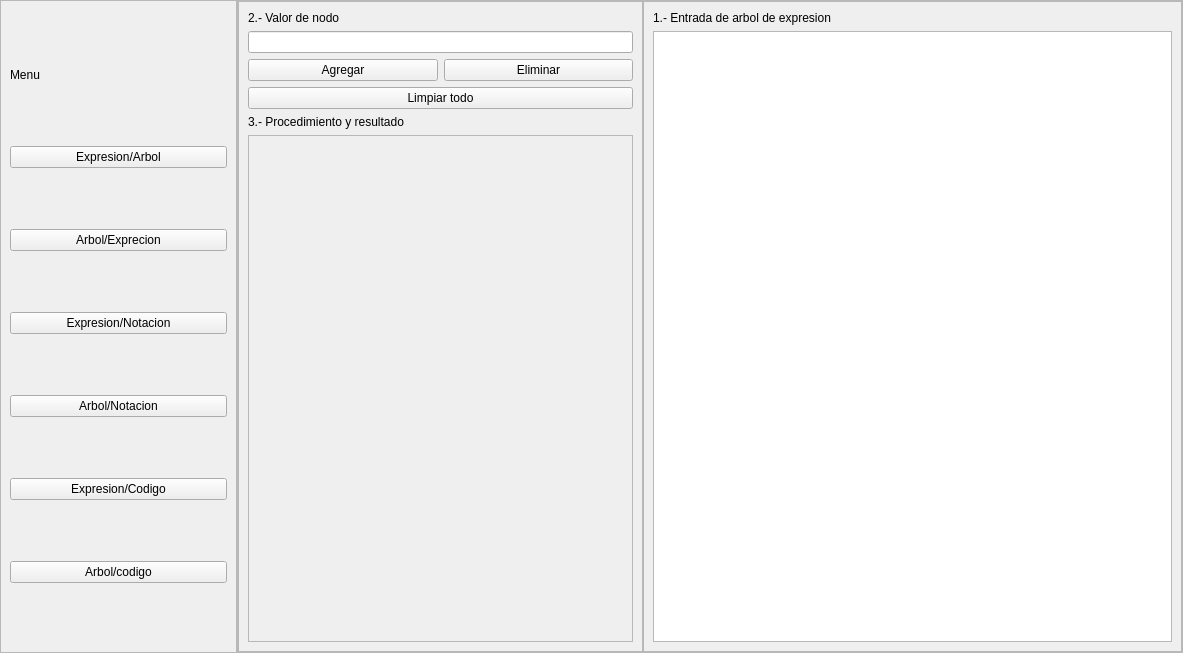
Before: the Qt Designer form Gui/interfaz.ui in ElZypix/ArbolesExprecion, drawn with Qt 5.
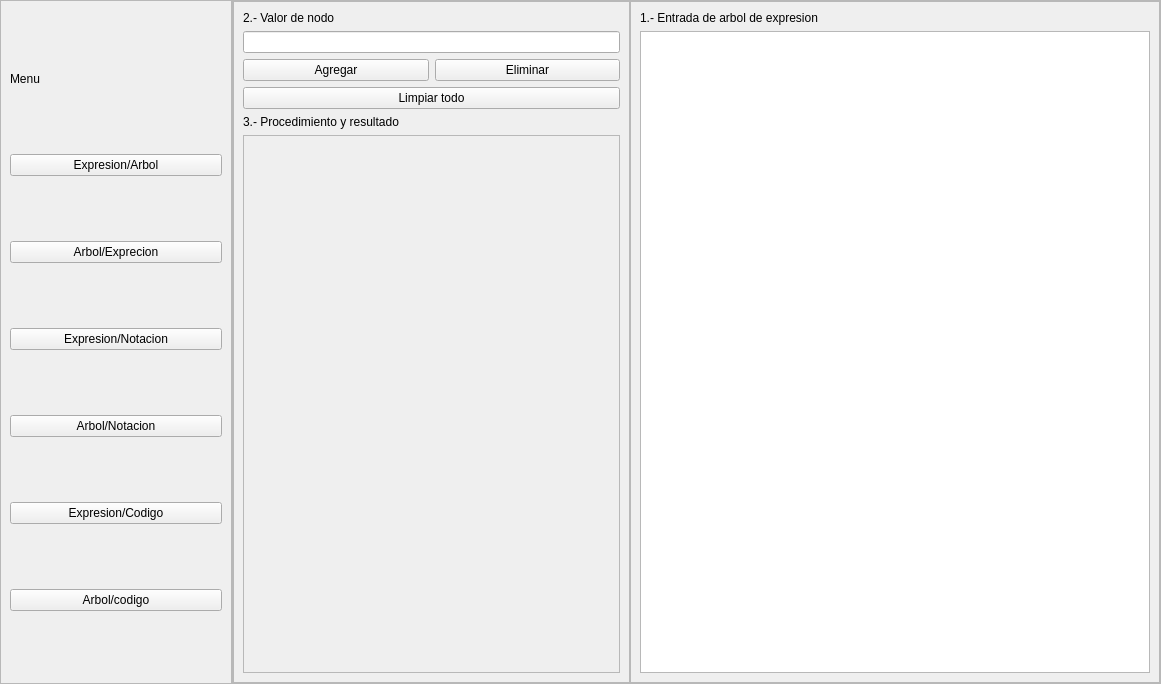
After: the same form once the commit is applied. The open tabs and pages were chosen to show the change.

```diff
--- a/Gui/interfaz.ui
+++ b/Gui/interfaz.ui
@@ -6,8 +6,8 @@
    <rect>
     <x>0</x>
     <y>0</y>
-    <width>1183</width>
-    <height>653</height>
+    <width>1161</width>
+    <height>684</height>
    </rect>
   </property>
   <property name="windowTitle">
@@ -297,8 +297,8 @@
                   <rect>
                    <x>0</x>
                    <y>0</y>
-                   <width>383</width>
-                   <height>495</height>
+                   <width>375</width>
+                   <height>527</height>
                   </rect>
                  </property>
                 </widget>
```
Left out of the diff: 10 changed lines with no effect on the pictures.
